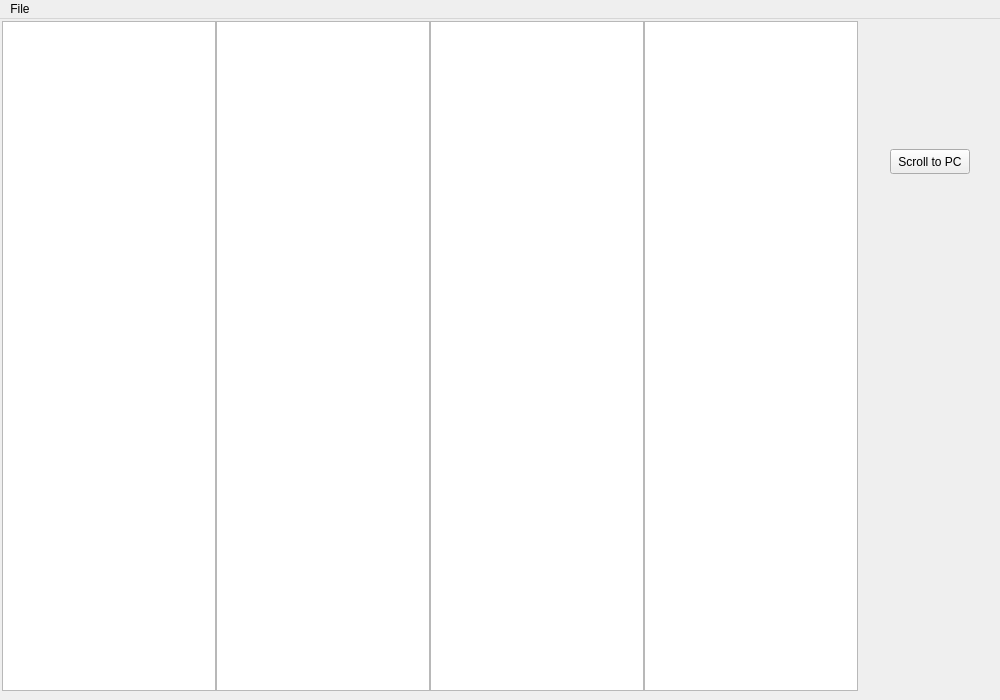
Before: the Qt Designer form debugger.ui in HazeSystem/Chip-8-Qt, drawn with Qt 5.
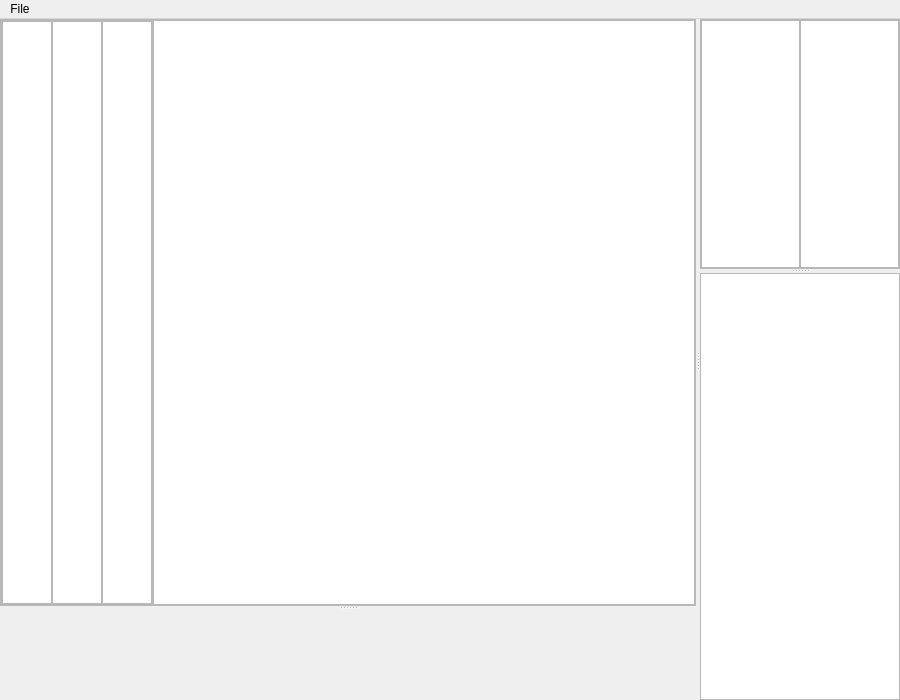
After: the same form once the commit is applied. Custom widgets are drawn as their Qt base class.

Commit message:
Progress on debugger, updated screenshot
Currently crashes on opening debug view if a ROM isn't loaded yet. Handling that soon :)

Patch:
```diff
--- a/debugger.ui
+++ b/debugger.ui
@@ -6,7 +6,7 @@
    <rect>
     <x>0</x>
     <y>0</y>
-    <width>1000</width>
+    <width>900</width>
     <height>700</height>
    </rect>
   </property>
@@ -14,72 +14,201 @@
    <string>Debugger</string>
   </property>
   <widget class="QWidget" name="centralwidget">
-   <widget class="QListWidget" name="listWidget">
-    <property name="enabled">
-     <bool>true</bool>
+   <layout class="QHBoxLayout" name="horizontalLayout_4">
+    <property name="spacing">
+     <number>0</number>
     </property>
-    <property name="geometry">
-     <rect>
-      <x>2</x>
-      <y>2</y>
-      <width>214</width>
-      <height>670</height>
-     </rect>
+    <property name="leftMargin">
+     <number>0</number>
     </property>
-    <property name="lineWidth">
+    <property name="topMargin">
      <number>0</number>
     </property>
-   </widget>
-   <widget class="QListWidget" name="listWidget_2">
-    <property name="geometry">
-     <rect>
-      <x>216</x>
-      <y>2</y>
-      <width>214</width>
-      <height>670</height>
-     </rect>
+    <property name="rightMargin">
+     <number>0</number>
     </property>
-   </widget>
-   <widget class="QListWidget" name="listWidget_3">
-    <property name="geometry">
-     <rect>
-      <x>430</x>
-      <y>2</y>
-      <width>214</width>
-      <height>670</height>
-     </rect>
+    <property name="bottomMargin">
+     <number>0</number>
     </property>
-   </widget>
-   <widget class="QListWidget" name="listWidget_4">
-    <property name="geometry">
-     <rect>
-      <x>644</x>
-      <y>2</y>
-      <width>214</width>
-      <height>670</height>
-     </rect>
-    </property>
-   </widget>
-   <widget class="QPushButton" name="pushButton">
-    <property name="geometry">
-     <rect>
-      <x>890</x>
-      <y>130</y>
-      <width>80</width>
-      <height>25</height>
-     </rect>
-    </property>
-    <property name="text">
-     <string>Scroll to PC</string>
-    </property>
-   </widget>
+    <item>
+     <widget class="QSplitter" name="splitter_3">
+      <property name="orientation">
+       <enum>Qt::Horizontal</enum>
+      </property>
+      <widget class="QSplitter" name="splitter_2">
+       <property name="orientation">
+        <enum>Qt::Vertical</enum>
+       </property>
+       <widget class="QFrame" name="frame">
+        <property name="frameShape">
+         <enum>QFrame::StyledPanel</enum>
+        </property>
+        <property name="frameShadow">
+         <enum>QFrame::Raised</enum>
+        </property>
+        <layout class="QHBoxLayout" name="horizontalLayout_3">
+         <property name="spacing">
+          <number>0</number>
+         </property>
+         <property name="leftMargin">
+          <number>0</number>
+         </property>
+         <property name="topMargin">
+          <number>0</number>
+         </property>
+         <property name="rightMargin">
+          <number>0</number>
+         </property>
+         <property name="bottomMargin">
+          <number>0</number>
+         </property>
+         <item>
+          <widget class="QFrame" name="frame_3">
+           <property name="sizePolicy">
+            <sizepolicy hsizetype="Fixed" vsizetype="Expanding">
+             <horstretch>0</horstretch>
+             <verstretch>0</verstretch>
+            </sizepolicy>
+           </property>
+           <property name="frameShape">
+            <enum>QFrame::StyledPanel</enum>
+           </property>
+           <property name="frameShadow">
+            <enum>QFrame::Raised</enum>
+           </property>
+           <layout class="QHBoxLayout" name="horizontalLayout_2">
+            <property name="spacing">
+             <number>0</number>
+            </property>
+            <property name="leftMargin">
+             <number>0</number>
+            </property>
+            <property name="topMargin">
+             <number>0</number>
+            </property>
+            <property name="rightMargin">
+             <number>0</number>
+            </property>
+            <property name="bottomMargin">
+             <number>0</number>
+            </property>
+            <item>
+             <widget class="QListWidget" name="listWidget">
+              <property name="enabled">
+               <bool>true</bool>
+              </property>
+              <property name="sizePolicy">
+               <sizepolicy hsizetype="Fixed" vsizetype="Expanding">
+                <horstretch>0</horstretch>
+                <verstretch>0</verstretch>
+               </sizepolicy>
+              </property>
+              <property name="maximumSize">
+               <size>
+                <width>50</width>
+                <height>16777215</height>
+               </size>
+              </property>
+              <property name="lineWidth">
+               <number>0</number>
+              </property>
+             </widget>
+            </item>
+            <item>
+             <widget class="QListWidget" name="listWidget_2">
+              <property name="sizePolicy">
+               <sizepolicy hsizetype="Fixed" vsizetype="Expanding">
+                <horstretch>0</horstretch>
+                <verstretch>0</verstretch>
+               </sizepolicy>
+              </property>
+              <property name="maximumSize">
+               <size>
+                <width>50</width>
+                <height>16777215</height>
+               </size>
+              </property>
+             </widget>
+            </item>
+            <item>
+             <widget class="QListWidget" name="listWidget_3">
+              <property name="sizePolicy">
+               <sizepolicy hsizetype="Fixed" vsizetype="Expanding">
+                <horstretch>0</horstretch>
+                <verstretch>0</verstretch>
+               </sizepolicy>
+              </property>
+              <property name="maximumSize">
+               <size>
+                <width>50</width>
+                <height>16777215</height>
+               </size>
+              </property>
+             </widget>
+            </item>
+           </layout>
+          </widget>
+         </item>
+         <item>
+          <widget class="QListWidget" name="listWidget_4"/>
+         </item>
+        </layout>
+       </widget>
+       <widget class="QHexView" name="hexViewWidget" native="true"/>
+      </widget>
+      <widget class="QSplitter" name="splitter">
+       <property name="orientation">
+        <enum>Qt::Vertical</enum>
+       </property>
+       <widget class="QFrame" name="frame_2">
+        <property name="maximumSize">
+         <size>
+          <width>200</width>
+          <height>250</height>
+         </size>
+        </property>
+        <property name="frameShape">
+         <enum>QFrame::StyledPanel</enum>
+        </property>
+        <property name="frameShadow">
+         <enum>QFrame::Raised</enum>
+        </property>
+        <layout class="QHBoxLayout" name="horizontalLayout">
+         <property name="spacing">
+          <number>0</number>
+         </property>
+         <property name="leftMargin">
+          <number>0</number>
+         </property>
+         <property name="topMargin">
+          <number>0</number>
+         </property>
+         <property name="rightMargin">
+          <number>0</number>
+         </property>
+         <property name="bottomMargin">
+          <number>0</number>
+         </property>
+         <item>
+          <widget class="QListWidget" name="leftRegisterListWidget"/>
+         </item>
+         <item>
+          <widget class="QListWidget" name="rightRegisterListWidget"/>
+         </item>
+        </layout>
+       </widget>
+       <widget class="QListWidget" name="stackListWidget"/>
+      </widget>
+     </widget>
+    </item>
+   </layout>
   </widget>
   <widget class="QMenuBar" name="menubar">
    <property name="geometry">
     <rect>
      <x>0</x>
      <y>0</y>
-     <width>1000</width>
+     <width>900</width>
      <height>25</height>
     </rect>
    </property>
@@ -100,6 +229,14 @@
    </property>
   </action>
  </widget>
+ <customwidgets>
+  <customwidget>
+   <class>QHexView</class>
+   <extends>QWidget</extends>
+   <header>hexview/qhexview.h</header>
+   <container>1</container>
+  </customwidget>
+ </customwidgets>
  <resources/>
  <connections/>
 </ui>
```
The commit also changes 3 other files.
